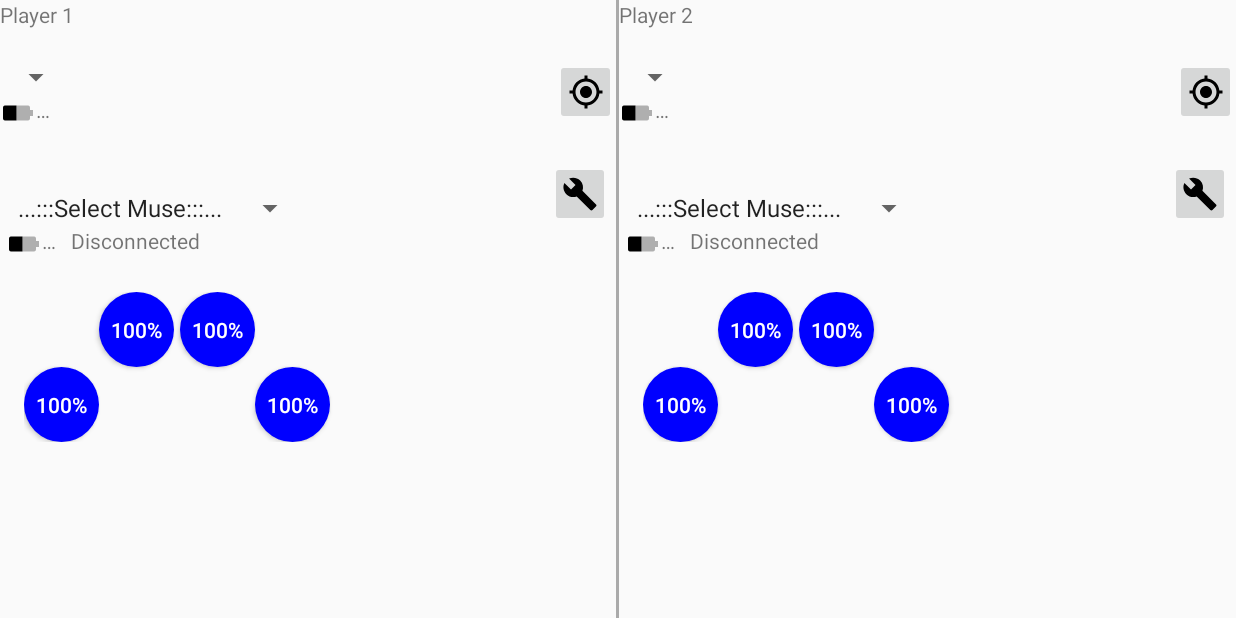
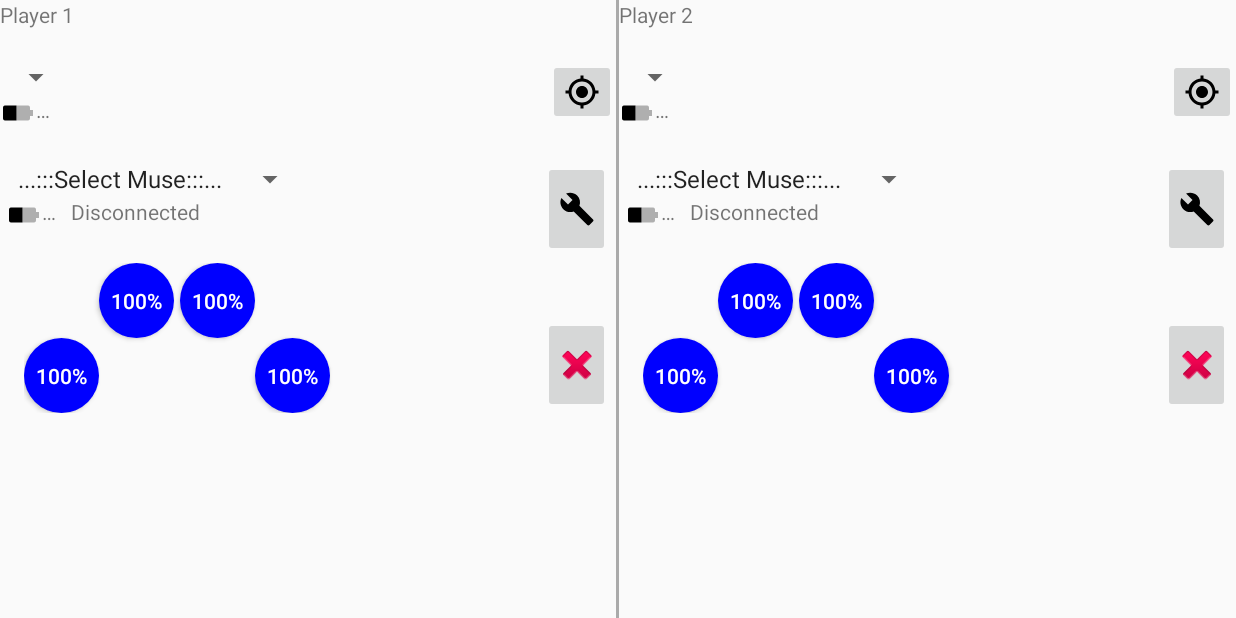
Before and after one commit to neuralcubes/musephero, an Android app: the screen it shows after launch (MainActivity), on a phone screen of 824 x 412 dp (held sideways). Run offline under Robolectric (Android 15) with nearby library versions, the phone set to English and light mode, and no system bars; libraries missing offline, so code that uses them is left out: com.interaxon.libmuse, com.orbotix, com.orbotix.common, com.orbotix.le; 5 statements that could not run were skipped.

Commit message:
Include panic button, change separation margins.

```diff
--- a/app/src/main/res/layout/fragment_control.xml
+++ b/app/src/main/res/layout/fragment_control.xml
@@ -20,7 +20,8 @@
             android:orientation="horizontal"
             android:layout_width="match_parent"
             android:layout_height="wrap_content"
-            android:layout_column="2">
+            android:layout_column="2"
+            android:layout_marginTop="@dimen/vertical_margin">
 
             <LinearLayout
                 android:orientation="vertical"
@@ -32,8 +33,7 @@
                     android:layout_width="wrap_content"
                     android:layout_height="wrap_content"
                     android:textColor="@android:color/darker_gray"
-                    android:id="@+id/sphero_selector"
-                    android:layout_marginTop="@dimen/vertical_margin" />
+                    android:id="@+id/sphero_selector" />
 
                 <LinearLayout
                     android:orientation="horizontal"
@@ -62,7 +62,7 @@
                 android:orientation="vertical"
                 android:layout_width="match_parent"
                 android:layout_height="wrap_content"
-                android:layout_weight="9"
+                android:layout_weight="8"
                 android:layout_gravity="right">
 
                 <ImageButton
@@ -70,7 +70,6 @@
                     android:layout_height="wrap_content"
                     android:src="@drawable/ic_my_location_black_24dp"
                     android:id="@+id/calibrate_btn"
-                    android:layout_marginTop="@dimen/vertical_margin"
                     android:layout_gravity="right" />
 
             </LinearLayout>
@@ -82,7 +81,8 @@
             android:layout_width="match_parent"
             android:layout_height="wrap_content"
             android:paddingLeft="@dimen/column_horizontal_margin"
-            android:paddingRight="@dimen/column_horizontal_margin">
+            android:paddingRight="@dimen/column_horizontal_margin"
+            android:layout_marginTop="@dimen/vertical_margin">
 
             <LinearLayout
                 android:orientation="vertical"
@@ -90,18 +90,11 @@
                 android:layout_height="wrap_content"
                 android:layout_weight="1">
 
-                <TextView
-                    android:layout_width="match_parent"
-                    android:layout_height="wrap_content"
-                    android:text=""
-                    />
-
                 <Spinner
                     android:layout_width="wrap_content"
                     android:layout_height="wrap_content"
                     android:textColor="@android:color/darker_gray"
-                    android:id="@+id/muse_selector"
-                    android:layout_marginTop="@dimen/vertical_margin" />
+                    android:id="@+id/muse_selector" />
 
                 <LinearLayout
                     android:orientation="horizontal"
@@ -203,18 +196,26 @@
             <LinearLayout
                 android:orientation="vertical"
                 android:layout_width="match_parent"
-                android:layout_height="wrap_content"
+                android:layout_height="match_parent"
                 android:layout_gravity="right"
-                android:layout_weight="9">
+                android:layout_weight="8">
 
                 <ImageButton
                     android:layout_width="wrap_content"
-                    android:layout_height="wrap_content"
+                    android:layout_height="match_parent"
                     android:src="@drawable/ic_build_black_24dp"
                     android:id="@+id/force_muse_btn"
-                    android:layout_marginTop="@dimen/vertical_margin"
+                    android:layout_gravity="right"
                     android:layout_weight="1"
-                    android:layout_gravity="right" />
+                    android:layout_marginBottom="@dimen/vertical_margin" />
+                <ImageButton
+                    android:layout_width="wrap_content"
+                    android:layout_height="match_parent"
+                    android:src="@android:drawable/ic_delete"
+                    android:id="@+id/muse_panic"
+                    android:layout_gravity="bottom|right"
+                    android:layout_weight="1"
+                    android:layout_marginTop="@dimen/vertical_margin" />
 
             </LinearLayout>
 
```
